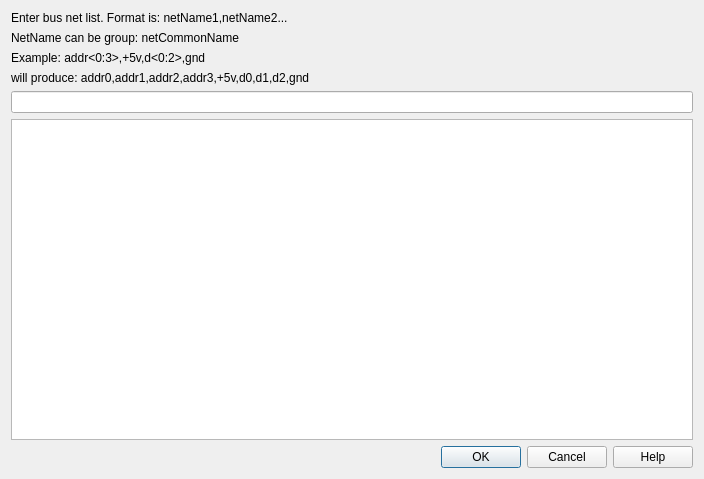
This is src/windows/SdDGetBus.ui in usiksan/SaliCAD as Qt 5 draws it before an edit. The edited form follows.
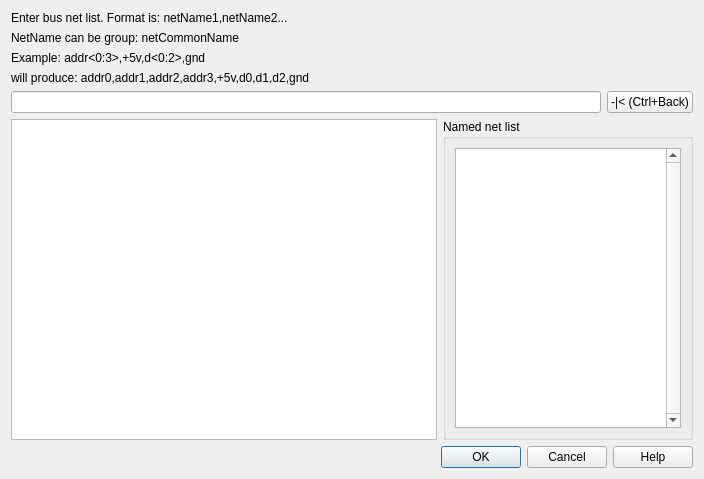
This is the edited form.

```diff
--- a/src/windows/SdDGetBus.ui
+++ b/src/windows/SdDGetBus.ui
@@ -43,6 +43,8 @@
     </widget>
    </item>
    <item>
+    <layout class="QHBoxLayout" name="horizontalLayout_2">
+     <item>
     <widget class="QLineEdit" name="mBusEdit">
      <property name="toolTip">
       <string>Bus net list with format above.</string>
@@ -50,11 +52,61 @@
     </widget>
    </item>
    <item>
+      <widget class="QPushButton" name="mRemove">
+       <property name="toolTip">
+        <string>Remove last net bus net list</string>
+       </property>
+       <property name="text">
+        <string>-|&lt; (Ctrl+Back)</string>
+       </property>
+       <property name="shortcut">
+        <string>Ctrl+Backspace</string>
+       </property>
+      </widget>
+     </item>
+    </layout>
+   </item>
+   <item>
+    <layout class="QHBoxLayout" name="horizontalLayout">
+     <item>
     <widget class="QListWidget" name="mBusList">
      <property name="toolTip">
       <string>Previously entered bus list.</string>
      </property>
     </widget>
+     </item>
+     <item>
+      <widget class="QGroupBox" name="groupBox">
+       <property name="maximumSize">
+        <size>
+         <width>250</width>
+         <height>16777215</height>
+        </size>
+       </property>
+       <property name="title">
+        <string>Named net list</string>
+       </property>
+       <layout class="QVBoxLayout" name="verticalLayout_2">
+        <item>
+         <widget class="QListWidget" name="mNamedNetList">
+          <property name="verticalScrollBarPolicy">
+           <enum>Qt::ScrollBarAlwaysOn</enum>
+          </property>
+          <property name="selectionMode">
+           <enum>QAbstractItemView::NoSelection</enum>
+          </property>
+          <property name="horizontalScrollMode">
+           <enum>QAbstractItemView::ScrollPerPixel</enum>
+          </property>
+          <property name="sortingEnabled">
+           <bool>true</bool>
+          </property>
+         </widget>
+        </item>
+       </layout>
+      </widget>
+     </item>
+    </layout>
    </item>
    <item>
     <widget class="QDialogButtonBox" name="buttonBox">
```
Lines whose indentation alone changed are shown as unchanged.
